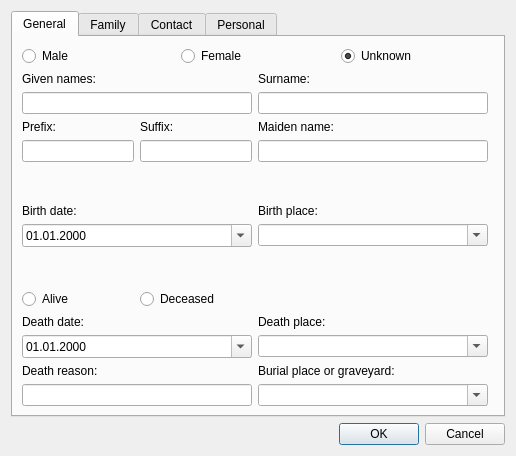
caybro/pedikree, file dialogs/persondialog.ui: the form before one commit.
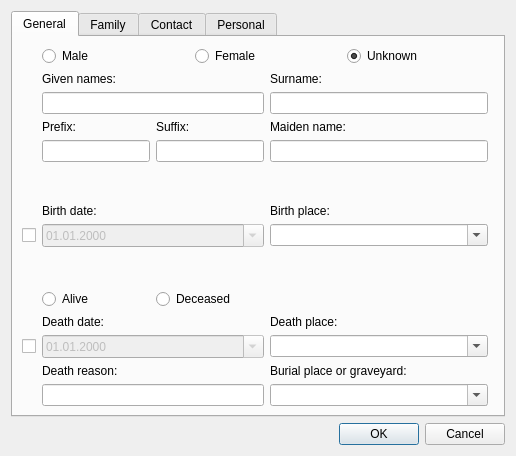
The form after the commit.

Commit message:
provide checkboxes for dates
to be able to disable them and clear the dates

```diff
--- a/dialogs/persondialog.ui
+++ b/dialogs/persondialog.ui
@@ -21,10 +21,10 @@
        <string>General</string>
       </attribute>
       <layout class="QGridLayout" name="gridLayout_2">
-       <item row="5" column="1">
-        <spacer name="verticalSpacer">
-         <property name="orientation">
-          <enum>Qt::Vertical</enum>
+       <item row="13" column="2">
+        <widget class="QComboBox" name="leBurialPlace">
+         <property name="editable">
+          <bool>true</bool>
          </property>
          <property name="sizeHint" stdset="0">
           <size>
@@ -32,19 +32,32 @@
            <height>53</height>
           </size>
          </property>
-        </spacer>
+        </widget>
        </item>
-       <item row="1" column="1" colspan="2">
-        <widget class="QLabel" name="label_2">
+       <item row="7" column="2">
+        <widget class="QComboBox" name="leBirthPlace">
+         <property name="editable">
+          <bool>true</bool>
+         </property>
+         <property name="insertPolicy">
+          <enum>QComboBox::NoInsert</enum>
+         </property>
+        </widget>
+       </item>
+       <item row="10" column="2" colspan="2">
+        <widget class="QLabel" name="labelDeathPlace">
          <property name="text">
-          <string>Surname:</string>
+          <string>Death place:</string>
          </property>
          <property name="buddy">
           <cstring>leSurname</cstring>
          </property>
         </widget>
        </item>
-       <item row="0" column="0" colspan="3">
+       <item row="4" column="2">
+        <widget class="QLineEdit" name="leMaidenName"/>
+       </item>
+       <item row="0" column="1" colspan="3">
         <layout class="QHBoxLayout" name="horizontalLayout">
          <item>
           <widget class="QRadioButton" name="cbMale">
@@ -81,10 +94,30 @@
          </item>
         </layout>
        </item>
-       <item row="13" column="0">
+       <item row="1" column="2" colspan="2">
+        <widget class="QLabel" name="label_2">
+         <property name="text">
+          <string>Surname:</string>
+         </property>
+         <property name="buddy">
+          <cstring>leSurname</cstring>
+         </property>
+        </widget>
+       </item>
+       <item row="1" column="1">
+        <widget class="QLabel" name="label">
+         <property name="text">
+          <string>Given names:</string>
+         </property>
+         <property name="buddy">
+          <cstring>leGivenNames</cstring>
+         </property>
+        </widget>
+       </item>
+       <item row="13" column="1">
         <widget class="QLineEdit" name="leDeathReason"/>
        </item>
-       <item row="9" column="0">
+       <item row="9" column="1">
         <layout class="QHBoxLayout" name="horizontalLayout_2">
          <item>
           <widget class="QRadioButton" name="cbAlive">
@@ -108,7 +141,10 @@
          </item>
         </layout>
        </item>
-       <item row="6" column="0">
+       <item row="2" column="2">
+        <widget class="QLineEdit" name="leSurname"/>
+       </item>
+       <item row="6" column="1">
         <widget class="QLabel" name="label_6">
          <property name="text">
           <string>Birth date:</string>
@@ -118,7 +154,17 @@
          </property>
         </widget>
        </item>
-       <item row="12" column="0">
+       <item row="6" column="2" colspan="2">
+        <widget class="QLabel" name="label_7">
+         <property name="text">
+          <string>Birth place:</string>
+         </property>
+         <property name="buddy">
+          <cstring>leBirthPlace</cstring>
+         </property>
+        </widget>
+       </item>
+       <item row="12" column="1">
         <widget class="QLabel" name="labelDeathReason">
          <property name="text">
           <string>Death reason:</string>
@@ -128,7 +174,7 @@
          </property>
         </widget>
        </item>
-       <item row="3" column="0" rowspan="2">
+       <item row="3" column="1" rowspan="2">
         <layout class="QGridLayout" name="gridLayout">
          <item row="0" column="0">
           <widget class="QLabel" name="label_3">
@@ -158,53 +204,7 @@
          </item>
         </layout>
        </item>
-       <item row="6" column="1" colspan="2">
-        <widget class="QLabel" name="label_7">
-         <property name="text">
-          <string>Birth place:</string>
-         </property>
-         <property name="buddy">
-          <cstring>leBirthPlace</cstring>
-         </property>
-        </widget>
-       </item>
-       <item row="2" column="0">
-        <widget class="QLineEdit" name="leGivenNames"/>
-       </item>
-       <item row="1" column="0">
-        <widget class="QLabel" name="label">
-         <property name="text">
-          <string>Given names:</string>
-         </property>
-         <property name="buddy">
-          <cstring>leGivenNames</cstring>
-         </property>
-        </widget>
-       </item>
-       <item row="8" column="1">
-        <spacer name="verticalSpacer_2">
-         <property name="orientation">
-          <enum>Qt::Vertical</enum>
-         </property>
-         <property name="sizeHint" stdset="0">
-          <size>
-           <width>20</width>
-           <height>52</height>
-          </size>
-         </property>
-        </spacer>
-       </item>
-       <item row="10" column="0">
-        <widget class="QLabel" name="labelDeathDate">
-         <property name="text">
-          <string>Death date:</string>
-         </property>
-         <property name="buddy">
-          <cstring>leDeathDate</cstring>
-         </property>
-        </widget>
-       </item>
-       <item row="3" column="1" colspan="2">
+       <item row="3" column="2" colspan="2">
         <widget class="QLabel" name="labelBirthSurname">
          <property name="text">
           <string>Maiden name:</string>
@@ -214,17 +214,82 @@
          </property>
         </widget>
        </item>
-       <item row="10" column="1" colspan="2">
-        <widget class="QLabel" name="labelDeathPlace">
+       <item row="7" column="1">
+        <widget class="QDateEdit" name="leBirthDate">
+         <property name="enabled">
+          <bool>false</bool>
+         </property>
+         <property name="displayFormat">
+          <string>dd.MM.yyyy</string>
+         </property>
+         <property name="calendarPopup">
+          <bool>true</bool>
+         </property>
+        </widget>
+       </item>
+       <item row="5" column="2">
+        <spacer name="verticalSpacer">
+         <property name="orientation">
+          <enum>Qt::Vertical</enum>
+         </property>
+         <property name="sizeHint" stdset="0">
+          <size>
+           <width>20</width>
+           <height>53</height>
+          </size>
+         </property>
+        </spacer>
+       </item>
+       <item row="10" column="1">
+        <widget class="QLabel" name="labelDeathDate">
          <property name="text">
-          <string>Death place:</string>
+          <string>Death date:</string>
          </property>
          <property name="buddy">
           <cstring>leDeathPlace</cstring>
          </property>
         </widget>
        </item>
-       <item row="12" column="1" colspan="2">
+       <item row="2" column="1">
+        <widget class="QLineEdit" name="leGivenNames"/>
+       </item>
+       <item row="11" column="1">
+        <widget class="QDateEdit" name="leDeathDate">
+         <property name="enabled">
+          <bool>false</bool>
+         </property>
+         <property name="displayFormat">
+          <string>dd.MM.yyyy</string>
+         </property>
+         <property name="calendarPopup">
+          <bool>true</bool>
+         </property>
+        </widget>
+       </item>
+       <item row="11" column="2">
+        <widget class="QComboBox" name="leDeathPlace">
+         <property name="editable">
+          <bool>true</bool>
+         </property>
+         <property name="insertPolicy">
+          <enum>QComboBox::NoInsert</enum>
+         </property>
+        </widget>
+       </item>
+       <item row="8" column="2">
+        <spacer name="verticalSpacer_2">
+         <property name="orientation">
+          <enum>Qt::Vertical</enum>
+         </property>
+         <property name="sizeHint" stdset="0">
+          <size>
+           <width>20</width>
+           <height>52</height>
+          </size>
+         </property>
+        </spacer>
+       </item>
+       <item row="12" column="2" colspan="2">
         <widget class="QLabel" name="labelBurial">
          <property name="text">
           <string>Burial place or graveyard:</string>
@@ -234,61 +299,11 @@
          </property>
         </widget>
        </item>
-       <item row="4" column="1">
-        <widget class="QLineEdit" name="leMaidenName"/>
-       </item>
-       <item row="2" column="1">
-        <widget class="QLineEdit" name="leSurname"/>
-       </item>
        <item row="7" column="0">
-        <widget class="QDateEdit" name="leBirthDate">
-         <property name="displayFormat">
-          <string>dd.MM.yyyy</string>
-         </property>
-         <property name="calendarPopup">
-          <bool>true</bool>
-         </property>
-        </widget>
+        <widget class="QCheckBox" name="cbBirthDate"/>
        </item>
        <item row="11" column="0">
-        <widget class="QDateEdit" name="leDeathDate">
-         <property name="displayFormat">
-          <string>dd.MM.yyyy</string>
-         </property>
-         <property name="calendarPopup">
-          <bool>true</bool>
-         </property>
-        </widget>
-       </item>
-       <item row="7" column="1">
-        <widget class="QComboBox" name="leBirthPlace">
-         <property name="editable">
-          <bool>true</bool>
-         </property>
-         <property name="insertPolicy">
-          <enum>QComboBox::NoInsert</enum>
-         </property>
-        </widget>
-       </item>
-       <item row="11" column="1">
-        <widget class="QComboBox" name="leDeathPlace">
-         <property name="editable">
-          <bool>true</bool>
-         </property>
-         <property name="insertPolicy">
-          <enum>QComboBox::NoInsert</enum>
-         </property>
-        </widget>
-       </item>
-       <item row="13" column="1">
-        <widget class="QComboBox" name="leBurialPlace">
-         <property name="editable">
-          <bool>true</bool>
-         </property>
-         <property name="insertPolicy">
-          <enum>QComboBox::NoInsert</enum>
-         </property>
-        </widget>
+        <widget class="QCheckBox" name="cbDeathDate"/>
        </item>
       </layout>
      </widget>
```
Left out of the diff: 54 changed lines with no effect on the pictures. The commit also changes 1 other file.
